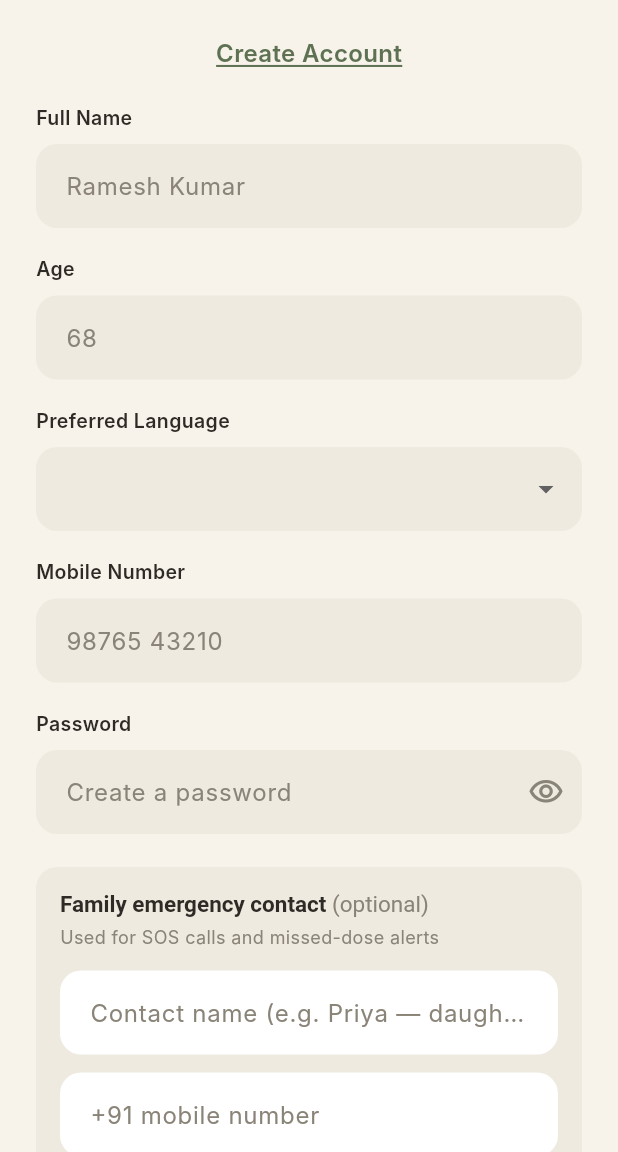
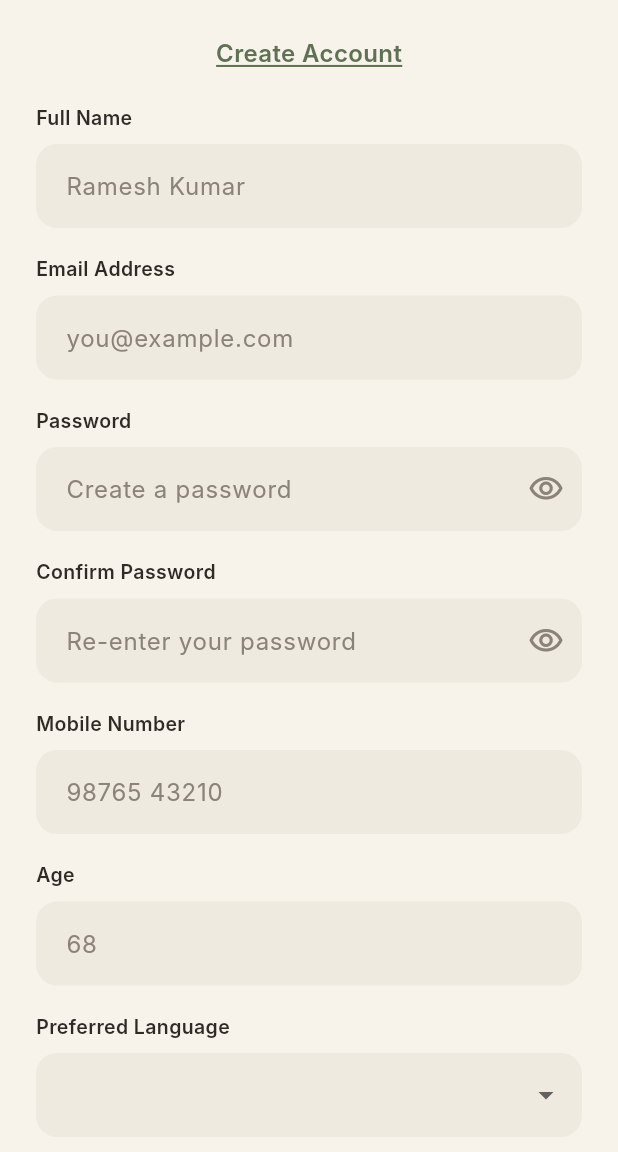
Before and after one commit to soumyax007/HCI-Project, a Flutter app: the SignUpScreen screen opened directly with empty values, on a phone screen of 412 x 824 dp, the part 84-1236 px from its top. Run offline on Flutter 3.47's test engine with Material 3 defaults, Android fonts, the phone set to English and light mode, and no system bars; our stand-ins replace image_picker, shared_preferences, supabase_flutter; accounts and stored records are empty; Roboto replaces fonts that are missing (Inter, PlayfairDisplay).

Commit message:
Updated the app

```diff
--- a/lib/screens/prescription_history_screen.dart
+++ b/lib/screens/prescription_history_screen.dart
@@ -4,8 +4,8 @@ import '../theme/app_theme.dart';
 
 // ── Language name lookup (same codes as kScanLanguages) ───────────────────────
 const _kLangNames = {
-  'hi': 'Hindi',   'bn': 'Bengali', 'mr': 'Marathi',
-  'ta': 'Tamil',   'te': 'Telugu',  'pa': 'Punjabi',
+  'hi': 'Hindi',   'bn': 'Bengali',
+  'ta': 'Tamil',   'te': 'Telugu',
   'en': 'English',
 };
 String _langName(String code) => _kLangNames[code] ?? code.toUpperCase();
--- a/lib/screens/signup_screen.dart
+++ b/lib/screens/signup_screen.dart
@@ -6,7 +6,6 @@ import 'main_shell.dart';
 
 class SignUpScreen extends StatefulWidget {
   const SignUpScreen({super.key, required this.preferredLanguageCode});
-
   final String preferredLanguageCode;
 
   @override
@@ -14,17 +13,20 @@ class SignUpScreen extends StatefulWidget {
 }
 
 class _SignUpScreenState extends State<SignUpScreen> {
-  final _formKey              = GlobalKey<FormState>();
-  final _nameCtrl             = TextEditingController();
-  final _ageCtrl              = TextEditingController();
-  final _mobileCtrl           = TextEditingController();
-  final _passwordCtrl         = TextEditingController();
-  final _contactNameCtrl      = TextEditingController();
-  final _contactMobileCtrl    = TextEditingController();
+  final _formKey             = GlobalKey<FormState>();
+  final _nameCtrl            = TextEditingController();
+  final _emailCtrl           = TextEditingController();
+  final _passwordCtrl        = TextEditingController();
+  final _confirmPassCtrl     = TextEditingController();
+  final _mobileCtrl          = TextEditingController();
+  final _ageCtrl             = TextEditingController();
+  final _contactNameCtrl     = TextEditingController();
+  final _contactMobileCtrl   = TextEditingController();
 
   late String _selectedLanguageCode;
-  bool _isLoading     = false;
-  bool _obscurePass   = true;
+  bool _isLoading    = false;
+  bool _obscurePass  = true;
+  bool _obscureConf  = true;
   String? _errorMsg;
 
   @override
@@ -35,8 +37,9 @@ class _SignUpScreenState extends State<SignUpScreen> {
 
   @override
   void dispose() {
-    _nameCtrl.dispose(); _ageCtrl.dispose(); _mobileCtrl.dispose();
-    _passwordCtrl.dispose(); _contactNameCtrl.dispose(); _contactMobileCtrl.dispose();
+    _nameCtrl.dispose(); _emailCtrl.dispose(); _passwordCtrl.dispose();
+    _confirmPassCtrl.dispose(); _mobileCtrl.dispose(); _ageCtrl.dispose();
+    _contactNameCtrl.dispose(); _contactMobileCtrl.dispose();
     super.dispose();
   }
 
@@ -52,10 +55,11 @@ class _SignUpScreenState extends State<SignUpScreen> {
 
     try {
       await AuthService.instance.signUp(
+        email:           _emailCtrl.text.trim(),
+        password:        _passwordCtrl.text,
         name:            _nameCtrl.text.trim(),
         age:             _ageCtrl.text.trim(),
         mobile:          _mobileCtrl.text.trim(),
-        password:        _passwordCtrl.text,
         languageCode:    _selectedLanguageCode,
         caregiverName:   _contactNameCtrl.text.trim(),
         caregiverMobile: _contactMobileCtrl.text.trim(),
@@ -64,7 +68,7 @@ class _SignUpScreenState extends State<SignUpScreen> {
       if (!mounted) return;
       Navigator.of(context).pushAndRemoveUntil(
         MaterialPageRoute(builder: (_) => const MainShell()),
-        (_) => false, // removes LanguageSelectionScreen + SignUpScreen from stack
+        (_) => false,
       );
     } catch (e) {
       setState(() => _errorMsg = e.toString()
@@ -86,7 +90,7 @@ class _SignUpScreenState extends State<SignUpScreen> {
             child: Column(
               crossAxisAlignment: CrossAxisAlignment.start,
               children: [
-                // ── logo ─────────────────────────────────────────────
+                // ── logo ───────────────────────────────────────────────
                 Row(children: [
                   Container(
                     width: 32, height: 32,
@@ -106,11 +110,10 @@ class _SignUpScreenState extends State<SignUpScreen> {
                           fontSize: 16, fontWeight: FontWeight.w600,
                           color: AppColors.sageDark,
                           decoration: TextDecoration.underline,
-                      decorationColor: AppColors.sageDark,
-                    )),
+                          decorationColor: AppColors.sageDark)),
                 ),
                 const SizedBox(height: 22),
-                // ── error banner ──────────────────────────────────────
+                // ── error banner ────────────────────────────────────────
                 if (_errorMsg != null) ...[
                   Container(
                     width: double.infinity,
@@ -118,45 +121,33 @@ class _SignUpScreenState extends State<SignUpScreen> {
                     margin: const EdgeInsets.only(bottom: 16),
                     decoration: BoxDecoration(
                         color: AppColors.dangerBg,
-                      borderRadius: BorderRadius.circular(12),
-                    ),
+                        borderRadius: BorderRadius.circular(12)),
                     child: Text(_errorMsg!,
-                      style: const TextStyle(color: AppColors.danger, fontSize: 13)),
+                        style: const TextStyle(
+                            color: AppColors.danger, fontSize: 13)),
                   ),
                 ],
-                // ── fields ────────────────────────────────────────────
+                // ── fields ─────────────────────────────────────────────
                 const FieldLabel('Full Name'),
                 TextFormField(
                   controller: _nameCtrl,
                   decoration: const InputDecoration(hintText: 'Ramesh Kumar'),
-                  validator: (v) => (v == null || v.trim().isEmpty) ? 'Required' : null,
+                  validator: (v) =>
+                      (v == null || v.trim().isEmpty) ? 'Required' : null,
                 ),
                 const SizedBox(height: 18),
-                const FieldLabel('Age'),
+                const FieldLabel('Email Address'),
                 TextFormField(
-                  controller: _ageCtrl,
-                  keyboardType: TextInputType.number,
-                  decoration: const InputDecoration(hintText: '68'),
-                  validator: (v) => (v == null || v.trim().isEmpty) ? 'Required' : null,
-                ),
-                const SizedBox(height: 18),
-                const FieldLabel('Preferred Language'),
-                DropdownButtonFormField<String>(
-                  value: _selectedLanguageCode,
-                  decoration: const InputDecoration(),
-                  items: kLanguages.map((l) => DropdownMenuItem(
-                    value: l.code,
-                    child: Text(_labelFor(l.code)),
-                  )).toList(),
-                  onChanged: (v) => setState(() => _selectedLanguageCode = v ?? _selectedLanguageCode),
-                ),
-                const SizedBox(height: 18),
-                const FieldLabel('Mobile Number'),
-                TextFormField(
-                  controller: _mobileCtrl,
-                  keyboardType: TextInputType.phone,
-                  decoration: const InputDecoration(hintText: '98765 43210'),
-                  validator: (v) => (v == null || v.trim().isEmpty) ? 'Required' : null,
+                  controller: _emailCtrl,
+                  keyboardType: TextInputType.emailAddress,
+                  decoration: const InputDecoration(hintText: 'you@example.com'),
+                  validator: (v) {
+                    if (v == null || v.trim().isEmpty) return 'Required';
+                    if (!v.contains('@') || !v.contains('.')) {
+                      return 'Enter a valid email address';
+                    }
+                    return null;
+                  },
                 ),
                 const SizedBox(height: 18),
                 const FieldLabel('Password'),
@@ -166,19 +157,84 @@ class _SignUpScreenState extends State<SignUpScreen> {
                   decoration: InputDecoration(
                     hintText: 'Create a password',
                     suffixIcon: IconButton(
-                      icon: Icon(_obscurePass ? Icons.visibility_outlined : Icons.visibility_off_outlined,
-                        color: AppColors.textMuted),
-                      onPressed: () => setState(() => _obscurePass = !_obscurePass),
+                      icon: Icon(
+                        _obscurePass
+                            ? Icons.visibility_outlined
+                            : Icons.visibility_off_outlined,
+                        color: AppColors.textMuted,
+                      ),
+                      onPressed: () =>
+                          setState(() => _obscurePass = !_obscurePass),
                     ),
                   ),
                   validator: (v) {
                     if (v == null || v.isEmpty) return 'Required';
-                    if (v.length < 6) return 'Password must be at least 6 characters';
+                    if (v.length < 6) {
+                      return 'Password must be at least 6 characters';
+                    }
                     return null;
                   },
                 ),
+                const SizedBox(height: 18),
+                const FieldLabel('Confirm Password'),
+                TextFormField(
+                  controller: _confirmPassCtrl,
+                  obscureText: _obscureConf,
+                  decoration: InputDecoration(
+                    hintText: 'Re-enter your password',
+                    suffixIcon: IconButton(
+                      icon: Icon(
+                        _obscureConf
+                            ? Icons.visibility_outlined
+                            : Icons.visibility_off_outlined,
+                        color: AppColors.textMuted,
+                      ),
+                      onPressed: () =>
+                          setState(() => _obscureConf = !_obscureConf),
+                    ),
+                  ),
+                  validator: (v) {
+                    if (v == null || v.isEmpty) return 'Required';
+                    if (v != _passwordCtrl.text) {
+                      return 'Passwords do not match';
+                    }
+                    return null;
+                  },
+                ),
+                const SizedBox(height: 18),
+                const FieldLabel('Mobile Number'),
+                TextFormField(
+                  controller: _mobileCtrl,
+                  keyboardType: TextInputType.phone,
+                  decoration: const InputDecoration(hintText: '98765 43210'),
+                  validator: (v) =>
+                      (v == null || v.trim().isEmpty) ? 'Required' : null,
+                ),
+                const SizedBox(height: 18),
+                const FieldLabel('Age'),
+                TextFormField(
+                  controller: _ageCtrl,
+                  keyboardType: TextInputType.number,
+                  decoration: const InputDecoration(hintText: '68'),
+                  validator: (v) =>
+                      (v == null || v.trim().isEmpty) ? 'Required' : null,
+                ),
+                const SizedBox(height: 18),
+                const FieldLabel('Preferred Language'),
+                DropdownButtonFormField<String>(
+                  value: _selectedLanguageCode,
+                  decoration: const InputDecoration(),
+                  items: kLanguages
+                      .map((l) => DropdownMenuItem(
+                            value: l.code,
+                            child: Text(_labelFor(l.code)),
+                          ))
+                      .toList(),
+                  onChanged: (v) => setState(
+                      () => _selectedLanguageCode = v ?? _selectedLanguageCode),
+                ),
                 const SizedBox(height: 22),
-                // ── emergency contact card ────────────────────────────
+                // ── emergency contact card ──────────────────────────────
                 Container(
                   padding: const EdgeInsets.all(16),
                   decoration: BoxDecoration(
@@ -188,17 +244,26 @@ class _SignUpScreenState extends State<SignUpScreen> {
                   child: Column(
                     crossAxisAlignment: CrossAxisAlignment.start,
                     children: [
-                      RichText(text: const TextSpan(
-                        style: TextStyle(fontSize: 15, fontWeight: FontWeight.w600, color: AppColors.textDark),
+                      RichText(
+                        text: const TextSpan(
+                          style: TextStyle(
+                              fontSize: 15,
+                              fontWeight: FontWeight.w600,
+                              color: AppColors.textDark),
                           children: [
                             TextSpan(text: 'Family emergency contact '),
-                          TextSpan(text: '(optional)',
-                            style: TextStyle(fontWeight: FontWeight.w400, color: AppColors.textMuted)),
+                            TextSpan(
+                                text: '(optional)',
+                                style: TextStyle(
+                                    fontWeight: FontWeight.w400,
+                                    color: AppColors.textMuted)),
                           ],
-                      )),
+                        ),
+                      ),
                       const SizedBox(height: 4),
                       const Text('Used for SOS calls and missed-dose alerts',
-                        style: TextStyle(fontSize: 12, color: AppColors.textMuted)),
+                          style: TextStyle(
+                              fontSize: 12, color: AppColors.textMuted)),
                       const SizedBox(height: 14),
                       TextFormField(
                         controller: _contactNameCtrl,
@@ -225,8 +290,10 @@ class _SignUpScreenState extends State<SignUpScreen> {
                   child: ElevatedButton(
                     onPressed: _isLoading ? null : _createAccount,
                     child: _isLoading
-                        ? const SizedBox(height: 20, width: 20,
-                            child: CircularProgressIndicator(strokeWidth: 2.4, color: Colors.white))
+                        ? const SizedBox(
+                            height: 20, width: 20,
+                            child: CircularProgressIndicator(
+                                strokeWidth: 2.4, color: Colors.white))
                         : const Text('Create Account'),
                   ),
                 ),
--- a/lib/services/translation_service.dart
+++ b/lib/services/translation_service.dart
@@ -22,8 +22,7 @@ class TranslationService {
   static const _endpoint =
       'https://soumyax007-hci-translator-sarvam.hf.space/translate';
 
-  static const _timeout = Duration(seconds: 20);
-
+static const _timeout = Duration(seconds: 60);
   final http.Client _client;
 
   /// Sends [medicines] to be translated into [targetLanguage].
```
Also changed, not shown: lib/screens/add_prescription_screen.dart (+4 -6 lines), lib/screens/language_selection_screen.dart (+37 -31 lines), lib/screens/login_screen.dart (added, +166 -0 lines), lib/services/auth_service.dart (+117 -116 lines), 1 other file. Lines whose indentation alone changed are shown as unchanged.
